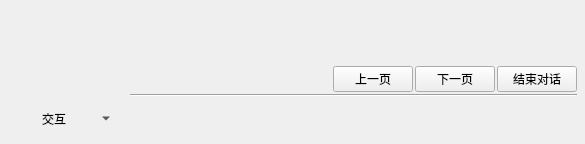
AngryPowman/Coeus, file src/coeus/coeus_client_qt/dialogue_box.ui: the form before one commit.
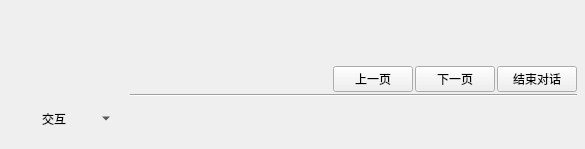
The form after the commit.

```diff
--- a/src/coeus/coeus_client_qt/dialogue_box.ui
+++ b/src/coeus/coeus_client_qt/dialogue_box.ui
@@ -10,7 +10,7 @@
     <x>0</x>
     <y>0</y>
     <width>585</width>
-    <height>144</height>
+    <height>149</height>
    </rect>
   </property>
   <property name="sizePolicy">
```
Left out of the diff: 2 changed lines with no effect on the pictures.
